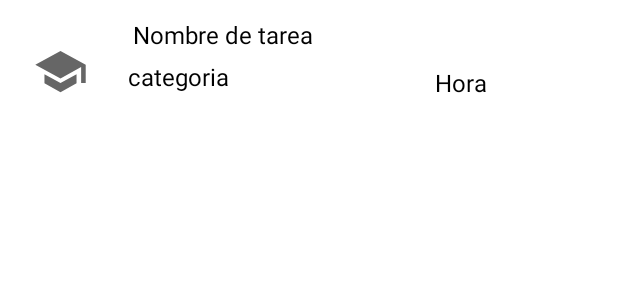
After one commit to estefany-kari/Proyecto2B, an Android app: the layout disenio_inicio.xml on its own in the app's theme, with its tools: preview values and no code run, on a phone screen of 412 x 824 dp. The commit adds this screen. Shown: the top 300 px of the screen. Run offline under Robolectric (Android 15) with nearby library versions, the phone set to English and light mode, and no system bars.

Commit message:
Diseño de pantallas para cargar el recyclerView de tarea y habito

```diff
--- a/app/src/main/res/layout/activity_menu_sanduche.xml
+++ b/app/src/main/res/layout/activity_menu_sanduche.xml
@@ -6,4 +6,10 @@
     android:layout_height="match_parent"
     tools:context=".MenuSanduche">
 
+    <LinearLayout
+        android:layout_width="409dp"
+        android:layout_height="601dp"
+        android:orientation="vertical"
+        tools:layout_editor_absoluteX="1dp"
+        tools:layout_editor_absoluteY="1dp"/>
 </androidx.constraintlayout.widget.ConstraintLayout>
--- /dev/null
+++ b/app/src/main/res/layout/disenio_inicio.xml
@@ -0,0 +1,73 @@
+<?xml version="1.0" encoding="utf-8"?>
+<LinearLayout xmlns:android="http://schemas.android.com/apk/res/android"
+    xmlns:app="http://schemas.android.com/apk/res-auto"
+    android:layout_width="match_parent"
+    android:layout_height="match_parent"
+    android:orientation="vertical">
+
+    <RelativeLayout
+        android:layout_width="match_parent"
+        android:layout_height="94dp"
+        android:orientation="horizontal"
+        android:padding="6dp">
+
+
+        <TextView
+            android:id="@+id/id_tv_nombre_tarea"
+            android:layout_width="303dp"
+            android:layout_height="wrap_content"
+            android:layout_alignParentTop="true"
+            android:layout_alignParentEnd="true"
+            android:layout_marginTop="6dp"
+            android:layout_marginEnd="14dp"
+            android:text="Nombre de tarea"
+            android:textColor="#000000"
+            android:textSize="16sp" />
+
+        <TextView
+            android:id="@+id/id_tv_categoria"
+            android:layout_width="159dp"
+            android:layout_height="32dp"
+            android:layout_below="@+id/id_tv_nombre_tarea"
+            android:layout_alignStart="@+id/id_tv_nombre_tarea"
+            android:layout_alignParentBottom="true"
+            android:layout_marginStart="-3dp"
+            android:layout_marginTop="6dp"
+            android:layout_marginBottom="16dp"
+            android:text="categoria"
+            android:textColor="#000000"
+            android:textSize="16sp" />
+
+        <TextView
+            android:id="@+id/id_tv_hora"
+            android:layout_width="108dp"
+            android:layout_height="32dp"
+            android:layout_below="@+id/id_tv_nombre_tarea"
+            android:layout_alignEnd="@+id/id_tv_nombre_tarea"
+            android:layout_alignParentBottom="true"
+            android:layout_marginStart="45dp"
+            android:layout_marginTop="10dp"
+            android:layout_marginEnd="-6dp"
+            android:layout_marginBottom="24dp"
+            android:layout_toEndOf="@+id/id_tv_categoria"
+            android:text="Hora"
+            android:textColor="#000000"
+            android:textSize="16sp" />
+
+        <ImageView
+            android:id="@+id/id_icono_tarea"
+            android:layout_width="48dp"
+            android:layout_height="43dp"
+            android:layout_alignParentStart="true"
+            android:layout_alignParentTop="true"
+            android:layout_alignParentBottom="true"
+            android:layout_marginStart="11dp"
+            android:layout_marginTop="23dp"
+            android:layout_marginEnd="25dp"
+            android:layout_marginBottom="22dp"
+            android:layout_toStartOf="@+id/id_tv_categoria"
+            app:srcCompat="@drawable/ic_baseline_school_24" />
+
+    </RelativeLayout>
+
+</LinearLayout>
```
Also changed, not shown: app/src/main/res/layout/disenio_habitos.xml (added, +67 -0 lines).
